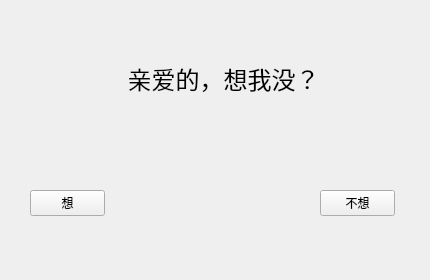
The window that joking/widget.ui (krittymiyesy/Qt_love) describes before a commit, drawn with Qt 5.
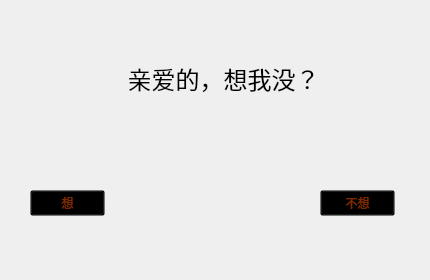
The same window after the commit.

What changed in the file:
```diff
--- a/joking/widget.ui
+++ b/joking/widget.ui
@@ -57,11 +57,16 @@
     </rect>
    </property>
    <property name="styleSheet">
-    <string notr="true">font: 11pt &quot;Agency FB&quot;;</string>
+    <string notr="true">font: 11pt &quot;Agency FB&quot;;
+color: rgba(255, 85, 0, 125);
+background:transparent</string>
    </property>
    <property name="text">
     <string>想</string>
    </property>
+   <property name="flat">
+    <bool>false</bool>
+   </property>
   </widget>
   <widget class="QPushButton" name="pushButton_2">
    <property name="geometry">
@@ -73,11 +78,16 @@
     </rect>
    </property>
    <property name="styleSheet">
-    <string notr="true">font: 11pt &quot;Agency FB&quot;;</string>
+    <string notr="true">font: 11pt &quot;Agency FB&quot;;
+color: rgba(255, 85, 0, 125);
+background:transparent</string>
    </property>
    <property name="text">
     <string>不想</string>
    </property>
+   <property name="flat">
+    <bool>false</bool>
+   </property>
   </widget>
  </widget>
  <layoutdefault spacing="6" margin="11"/>
```
